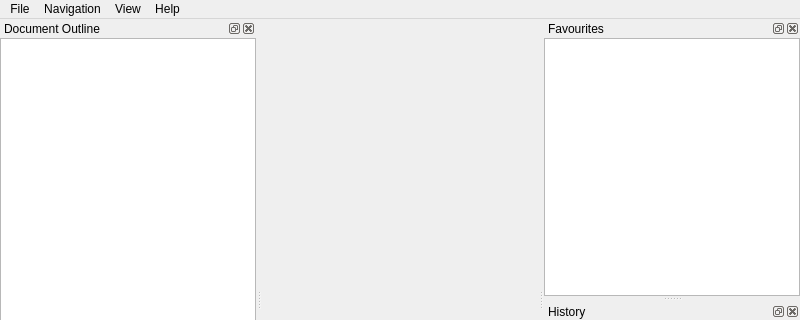
Old version of the form src/mainwindow.ui in the repository ikskuh/kristall; both pictures show x 0 to 800 and y 0 to 320 of the 800 by 600 pixel window.
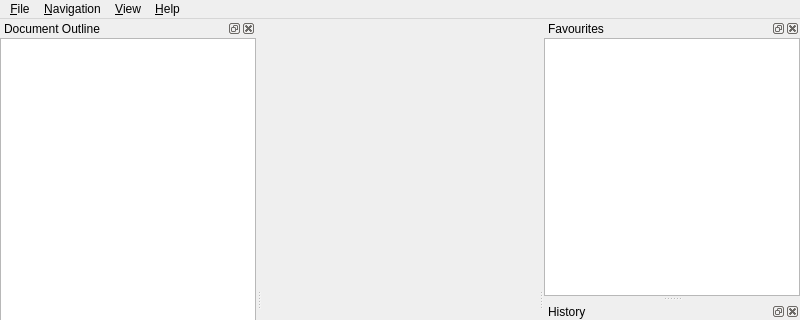
New version of the form. Icons and pictures are not drawn. Custom widgets are drawn as their Qt base class.

Commit message:
Add accelerators to menubar
A bit of a hack was needed to add these to the dock menu items - the accelerators won't work in non-English languages

```diff
--- a/src/mainwindow.ui
+++ b/src/mainwindow.ui
@@ -186,7 +186,7 @@
    </property>
    <widget class="QMenu" name="menuFile">
     <property name="title">
-     <string>File</string>
+     <string>&amp;File</string>
     </property>
     <addaction name="actionNew_Tab"/>
     <addaction name="actionNew_window"/>
@@ -202,7 +202,7 @@
    </widget>
    <widget class="QMenu" name="menuHelp">
     <property name="title">
-     <string>Help</string>
+     <string>&amp;Help</string>
     </property>
     <addaction name="actionHelp"/>
     <addaction name="actionChangelog"/>
@@ -212,14 +212,14 @@
    </widget>
    <widget class="QMenu" name="menuView">
     <property name="title">
-     <string>View</string>
+     <string>&amp;View</string>
     </property>
     <addaction name="actionShow_document_source"/>
     <addaction name="separator"/>
    </widget>
    <widget class="QMenu" name="menuNavigation">
     <property name="title">
-     <string>Navigation</string>
+     <string>&amp;Navigation</string>
     </property>
     <addaction name="actionGo_to_home"/>
     <addaction name="actionBackward"/>
```
Left out of the diff: 40 changed lines with no effect on the pictures. The commit also changes 1 other file.
